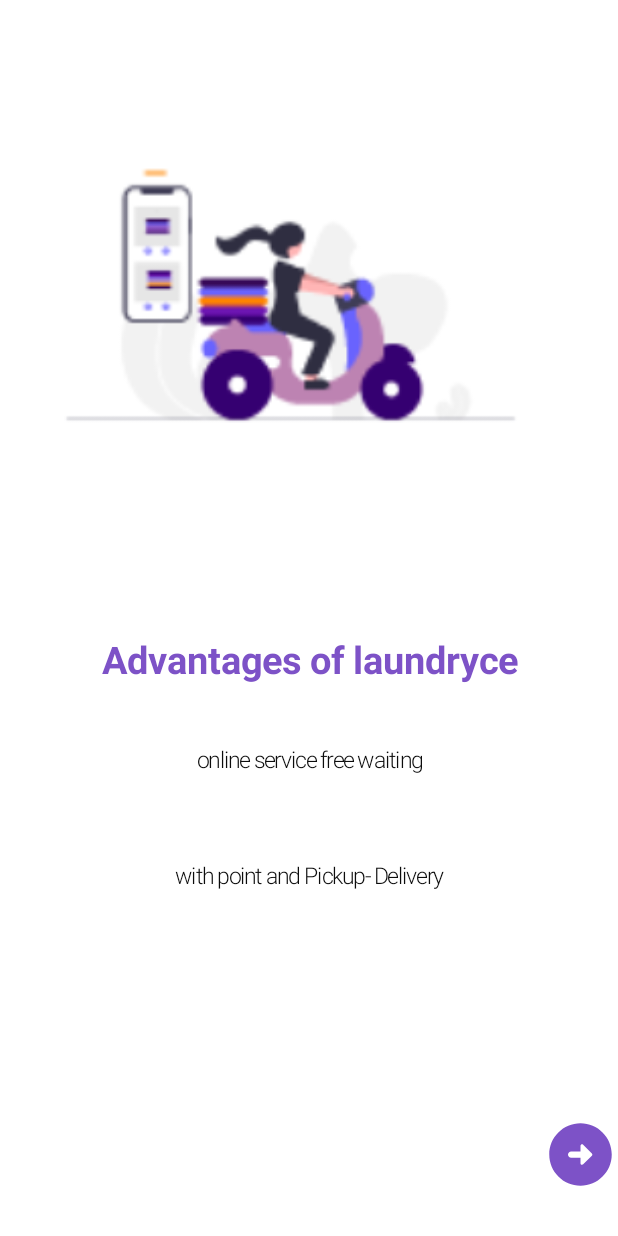
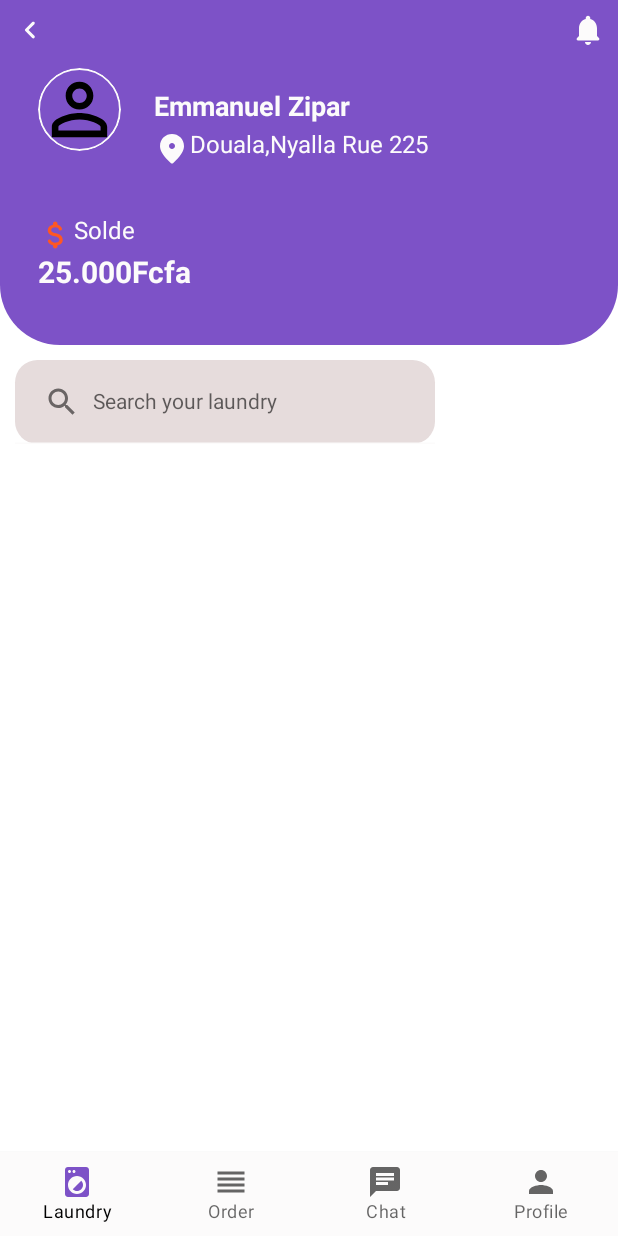
Before and after one commit to MouofoKayouDanela/OpenPressing, an Android app built with Jetpack Compose: the screen it shows after launch (MainActivity), on a phone screen of 412 x 824 dp. Run offline under Robolectric (Android 15) with nearby library versions, the phone set to English and light mode, and no system bars.

Commit message:
creation du home

```diff
--- a/android_part/app/src/main/java/com/android/openpressing/MainActivity.kt
+++ b/android_part/app/src/main/java/com/android/openpressing/MainActivity.kt
@@ -10,10 +10,7 @@ import androidx.activity.compose.setContent
 import androidx.compose.runtime.Composable
 import androidx.compose.ui.Alignment
 import androidx.compose.ui.Modifier
-import com.android.openpressing.client_module.presentation.Default
-import com.android.openpressing.client_module.presentation.FormScreen
-import com.android.openpressing.client_module.presentation.PageScreen
-import com.android.openpressing.client_module.presentation.form
+import com.android.openpressing.client_module.presentation.*
 
 
 class MainActivity : ComponentActivity() {
@@ -26,7 +23,7 @@ class MainActivity : ComponentActivity() {
                     modifier = Modifier.fillMaxSize(),
                     color = MaterialTheme.colors.background
                 ) {
-                    DefaultPreview()
+                    ScaffoldSample()
 
                         //PageScreen()
                 }
--- /dev/null
+++ b/android_part/app/src/main/java/com/android/openpressing/client_module/presentation/HomeClient.kt
@@ -0,0 +1,281 @@
+package com.android.openpressing.client_module.presentation
+
+
+import android.graphics.Color
+import androidx.compose.foundation.Image
+import androidx.compose.foundation.background
+import androidx.compose.foundation.border
+import androidx.compose.foundation.layout.Box
+import androidx.compose.foundation.layout.fillMaxWidth
+import androidx.compose.ui.Modifier
+import androidx.compose.foundation.layout.*
+import androidx.compose.foundation.shape.CircleShape
+import androidx.compose.foundation.shape.RoundedCornerShape
+import androidx.compose.foundation.text.KeyboardActions
+import androidx.compose.foundation.text.KeyboardOptions
+import androidx.compose.material.*
+import androidx.compose.material.icons.Icons
+import androidx.compose.material.icons.filled.*
+import androidx.compose.material.icons.rounded.AttachMoney
+import androidx.compose.material.icons.rounded.LocationOn
+import androidx.compose.material.icons.rounded.NavigateBefore
+import androidx.compose.material.icons.rounded.Notifications
+import androidx.compose.runtime.*
+import androidx.compose.ui.Alignment
+import androidx.compose.ui.ExperimentalComposeUiApi
+import androidx.compose.ui.draw.clip
+import androidx.compose.ui.platform.LocalSoftwareKeyboardController
+import androidx.compose.ui.res.painterResource
+import androidx.compose.ui.text.TextStyle
+import androidx.compose.ui.text.font.FontWeight
+import androidx.compose.ui.text.input.ImeAction
+import androidx.compose.ui.tooling.preview.Preview
+import androidx.compose.ui.unit.dp
+import androidx.compose.ui.unit.sp
+import com.android.openpressing.R
+import com.android.openpressing.ui.theme.*
+
+
+@Composable
+fun ScaffoldSample() {
+    val scaffoldState = rememberScaffoldState(rememberDrawerState(DrawerValue.Closed))
+    Scaffold(
+        scaffoldState = scaffoldState,
+        topBar = { SectionBleue()  },
+        drawerContent = { Text(text = "Drawer Menu 1") },
+        content = { SearchField() },
+        bottomBar = { BottomBar()}
+    )
+}
+
+@Composable
+fun SectionBleue() {
+    Box(
+        modifier = Modifier
+            .fillMaxWidth()
+            .size(230.dp) /////taille du box bleue/////
+            .clip(
+                shape = RoundedCornerShape(
+                    topStart = 0.dp,
+                    topEnd = 0.dp,
+                    bottomEnd = 40.dp,
+                    bottomStart = 40.dp
+                )
+            )//////forme arrondie de la box/////
+            .background(color = Purple500)
+        //shape=RoundedCornerShape(32.dp)
+    ){
+        Column() {
+            /////Ligne de l'icone de notification/////
+            Row(
+                Modifier
+                    .fillMaxWidth()
+                    .padding(horizontal = 8.dp, vertical = 8.dp),
+                horizontalArrangement = Arrangement.SpaceBetween
+
+            ){
+                Icon(
+                    Icons.Rounded.NavigateBefore,
+                    contentDescription = "previewPage",
+                    tint = blanc
+                )
+                Icon(
+                    Icons.Rounded.Notifications,
+                    contentDescription ="notifications",
+                    tint = blanc
+                )
+
+            }
+
+            Spacer(Modifier.height(5.dp))
+            ////////////Image +nom//////////////
+            Row(
+
+                modifier = Modifier
+                    .padding( horizontal = 25.dp),
+                //verticalAlignment = Alignment.CenterVertically
+            ){
+                Image(
+                    painter = painterResource(R.drawable.baseline_person_outline_24),
+                    contentDescription = null,
+                    modifier = Modifier
+                        .clip(CircleShape)
+                        .size(55.dp)
+                        .border(1.dp, color = blanc, CircleShape)
+
+                )
+                Spacer(Modifier.width(2.dp))
+                //////description du la photo////
+                Column(
+                    verticalArrangement = Arrangement.Center,
+                    modifier = Modifier
+                        .padding(vertical = 15.dp, horizontal = 20.dp)
+                ) {
+                    Text(
+                        "Emmanuel Zipar",
+                        fontSize = 18.sp,
+                        fontWeight = FontWeight.Bold,
+                        color = blanc,
+                    )
+                    Spacer(Modifier.height(5.dp))
+                    ////logo de location/////
+                    Row() {
+                        Icon(
+                            Icons.Rounded.LocationOn,
+                            contentDescription = "location",
+                            tint = blanc
+                        )
+                        Text(
+                            "Douala,Nyalla Rue 225",
+                            fontWeight = FontWeight.Normal,
+                            color = blanc,
+                        )
+                    }
+                }
+            }
+            Spacer(Modifier.height(18.dp))
+
+            ////////////Les 3 icones du bas//////////////
+            Row(
+                Modifier
+                    .padding(horizontal = 25.dp)
+            ){
+                Column() {
+                    Row{
+                        Icon(
+                            Icons.Rounded.AttachMoney, /////icone du solde////////////
+                            contentDescription = "money",
+                            tint = Orange
+                        )
+                        Text(
+                            "Solde",
+                            fontWeight = FontWeight.Normal,
+                            color = blanc
+                        )
+                    }
+                    Spacer(Modifier.height(1.dp))
+                    Text(
+                        "25.000Fcfa",
+                        fontSize = 20.sp,
+                        fontWeight = FontWeight.Bold,
+                        color = blanc
+                    )
+                }
+
+                //////*****Icone de gauche*******///////////
+            }
+
+        }
+    }
+}
+
+
+@Composable
+fun BottomBar() {
+    val selectedIndex = remember { mutableStateOf(0) }
+    BottomNavigation(elevation = 2.dp,
+            backgroundColor = blanc) {
+
+        BottomNavigationItem(icon = {
+            Icon(imageVector = Icons.Default.LocalLaundryService,"",tint=Purple500)
+        },
+            label = { Text(text = "Laundry") },
+            selected = (selectedIndex.value == 0),
+            onClick = {
+                selectedIndex.value = 0
+            })
+        BottomNavigationItem(icon = {
+            Icon(imageVector = Icons.Default.Reorder,"")
+        },
+            label = { Text(text = "Order") },
+            selected = (selectedIndex.value == 1),
+            onClick = {
+                selectedIndex.value = 1
+            })
+
+        BottomNavigationItem(icon = {
+            Icon(imageVector = Icons.Default.Chat,"")
+        },
+            label = { Text(text = "Chat") },
+            selected = (selectedIndex.value == 2),
+            onClick = {
+               selectedIndex.value = 2
+            })
+
+        BottomNavigationItem(icon = {
+            Icon(imageVector = Icons.Default.Person,"")
+        },
+            label = { Text(text = "Profile") },
+            selected = (selectedIndex.value == 3),
+            onClick = {
+                selectedIndex.value = 3
+            })
+    }
+}
+
+@OptIn(ExperimentalComposeUiApi::class)
+@Composable
+fun SearchField() {
+    var value by remember { mutableStateOf("") }
+    val keyboardController = LocalSoftwareKeyboardController.current
+    TextField(
+        modifier = Modifier
+            //.fillMaxWidth()
+            .padding(horizontal = 10.dp, vertical = 10.dp),
+        value = value,
+        colors = TextFieldDefaults.textFieldColors(
+            backgroundColor = bla,
+            cursorColor = black,
+            disabledLabelColor = gris,
+            focusedIndicatorColor = blanc,
+            unfocusedIndicatorColor = blanc
+        ),
+        onValueChange = {
+            value = it
+        },
+        placeholder = {
+            Text(
+                text = "Search your laundry",
+                style = TextStyle(
+                  //  color = placeholderColor,
+                    fontSize = 14.sp,
+                   // fontFamily = metropolisFontFamily
+                )
+            )
+        },
+        shape = RoundedCornerShape(15.dp),
+
+        keyboardOptions = KeyboardOptions(imeAction = ImeAction.Search),
+        keyboardActions = KeyboardActions(
+            onSearch = {
+
+                keyboardController?.hide()
+            }
+        ),
+        singleLine = true,
+        textStyle = TextStyle(
+           // color = primary,
+            fontSize = 15.sp,
+
+        ),
+        leadingIcon = {
+            Icon(
+                painter = painterResource(id = R.drawable.baseline_search_24),
+                contentDescription = "search icon",
+                modifier = Modifier.padding(start = 14.dp)
+            )
+        }
+    )
+}
+
+
+
+
+
+@Preview(showBackground = true)
+@Composable
+fun Preview() {
+    OpenPressingTheme {
+        ScaffoldSample()
+    }
+}
--- a/android_part/app/src/main/java/com/android/openpressing/ui/theme/Color.kt
+++ b/android_part/app/src/main/java/com/android/openpressing/ui/theme/Color.kt
@@ -9,3 +9,5 @@ val Teal200 = Color(0xFF03DAC5)
 val gris = Color(0xFF5D6D6D)
 val black = Color(0xFF0C0C0C)
 val blanc = Color(0xFFFCFBFB)
+val bla = Color(0xFFE6DCDC)
+val Orange= Color(0xFFFF5722)
--- /dev/null
+++ b/android_part/app/src/main/res/drawable/baseline_person_outline_24.xml
@@ -0,0 +1,5 @@
+<vector android:height="24dp" android:tint="#000000"
+    android:viewportHeight="24" android:viewportWidth="24"
+    android:width="24dp" xmlns:android="http://schemas.android.com/apk/res/android">
+    <path android:fillColor="@android:color/white" android:pathData="M12,5.9c1.16,0 2.1,0.94 2.1,2.1s-0.94,2.1 -2.1,2.1S9.9,9.16 9.9,8s0.94,-2.1 2.1,-2.1m0,9c2.97,0 6.1,1.46 6.1,2.1v1.1L5.9,18.1L5.9,17c0,-0.64 3.13,-2.1 6.1,-2.1M12,4C9.79,4 8,5.79 8,8s1.79,4 4,4 4,-1.79 4,-4 -1.79,-4 -4,-4zM12,13c-2.67,0 -8,1.34 -8,4v3h16v-3c0,-2.66 -5.33,-4 -8,-4z"/>
+</vector>
--- /dev/null
+++ b/android_part/app/src/main/res/drawable/baseline_search_24.xml
@@ -0,0 +1,5 @@
+<vector android:height="24dp" android:tint="#000000"
+    android:viewportHeight="24" android:viewportWidth="24"
+    android:width="24dp" xmlns:android="http://schemas.android.com/apk/res/android">
+    <path android:fillColor="@android:color/white" android:pathData="M15.5,14h-0.79l-0.28,-0.27C15.41,12.59 16,11.11 16,9.5 16,5.91 13.09,3 9.5,3S3,5.91 3,9.5 5.91,16 9.5,16c1.61,0 3.09,-0.59 4.23,-1.57l0.27,0.28v0.79l5,4.99L20.49,19l-4.99,-5zM9.5,14C7.01,14 5,11.99 5,9.5S7.01,5 9.5,5 14,7.01 14,9.5 11.99,14 9.5,14z"/>
+</vector>
--- a/android_part/app/src/main/res/values/strings.xml
+++ b/android_part/app/src/main/res/values/strings.xml
@@ -1,3 +1,4 @@
 <resources>
     <string name="app_name">OpenPressing</string>
+
 </resources>
```
